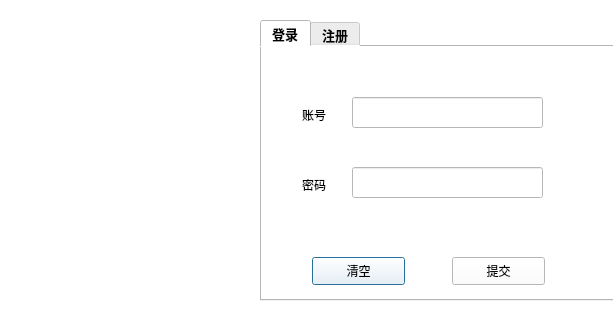
Old version of the form logindialog.ui in the repository UEOAdora/MyDisk.
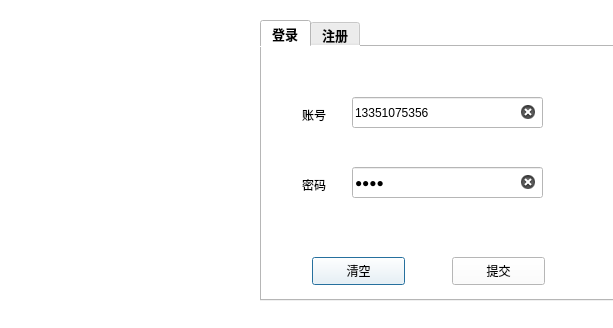
New version of the form. Icons and pictures are not drawn.

```diff
--- a/logindialog.ui
+++ b/logindialog.ui
@@ -98,7 +98,7 @@
       </rect>
      </property>
      <property name="text">
-      <string/>
+      <string>13351075356</string>
      </property>
      <property name="clearButtonEnabled">
       <bool>true</bool>
@@ -126,6 +126,9 @@
        <height>31</height>
       </rect>
      </property>
+     <property name="text">
+      <string>1234</string>
+     </property>
      <property name="echoMode">
       <enum>QLineEdit::Password</enum>
      </property>
```
